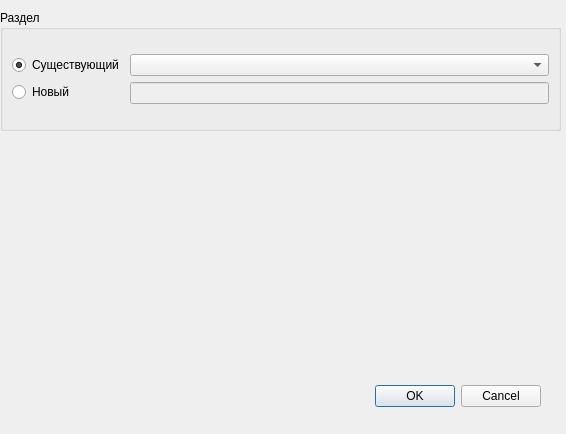
kostin1221/okved, file qokved/addokveddialog.ui: the form before one commit.
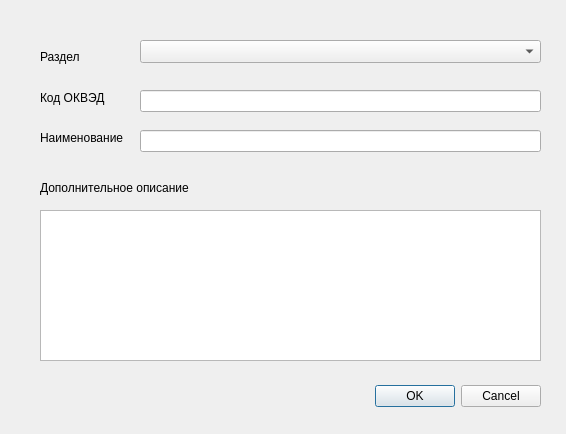
The form after the commit.

```diff
--- a/qokved/addokveddialog.ui
+++ b/qokved/addokveddialog.ui
@@ -29,74 +29,97 @@
     <set>QDialogButtonBox::Cancel|QDialogButtonBox::Ok</set>
    </property>
   </widget>
-  <widget class="QGroupBox" name="groupBox">
+  <widget class="QComboBox" name="comboRazdels">
    <property name="geometry">
     <rect>
-     <x>0</x>
-     <y>10</y>
-     <width>561</width>
-     <height>121</height>
+     <x>140</x>
+     <y>40</y>
+     <width>401</width>
+     <height>23</height>
     </rect>
    </property>
-   <property name="title">
+  </widget>
+  <widget class="QLabel" name="label">
+   <property name="geometry">
+    <rect>
+     <x>40</x>
+     <y>50</y>
+     <width>48</width>
+     <height>14</height>
+    </rect>
+   </property>
+   <property name="text">
     <string>Раздел</string>
    </property>
-   <layout class="QGridLayout" name="gridLayout">
-    <item row="0" column="0">
-     <layout class="QHBoxLayout" name="horizontalLayout">
-      <item>
-       <layout class="QVBoxLayout" name="verticalLayout_2">
-        <property name="sizeConstraint">
-         <enum>QLayout::SetFixedSize</enum>
-        </property>
-        <item>
-         <widget class="QRadioButton" name="oldRazdelButton">
-          <property name="sizePolicy">
-           <sizepolicy hsizetype="Fixed" vsizetype="Fixed">
-            <horstretch>0</horstretch>
-            <verstretch>0</verstretch>
-           </sizepolicy>
-          </property>
-          <property name="text">
-           <string>Существующий</string>
-          </property>
-          <property name="checked">
-           <bool>true</bool>
-          </property>
-         </widget>
-        </item>
-        <item>
-         <widget class="QRadioButton" name="newRazdelButton">
-          <property name="sizePolicy">
-           <sizepolicy hsizetype="Fixed" vsizetype="Fixed">
-            <horstretch>0</horstretch>
-            <verstretch>0</verstretch>
-           </sizepolicy>
-          </property>
-          <property name="text">
-           <string>Новый</string>
-          </property>
-         </widget>
-        </item>
-       </layout>
-      </item>
-      <item>
-       <layout class="QVBoxLayout" name="verticalLayout">
-        <item>
-         <widget class="QComboBox" name="comboRazdels"/>
-        </item>
-        <item>
-         <widget class="QLineEdit" name="newRazdelEdit">
-          <property name="enabled">
-           <bool>false</bool>
-          </property>
-         </widget>
-        </item>
-       </layout>
-      </item>
-     </layout>
-    </item>
-   </layout>
+  </widget>
+  <widget class="QLineEdit" name="lineEdit">
+   <property name="geometry">
+    <rect>
+     <x>140</x>
+     <y>90</y>
+     <width>401</width>
+     <height>22</height>
+    </rect>
+   </property>
+  </widget>
+  <widget class="QLineEdit" name="lineEdit_2">
+   <property name="geometry">
+    <rect>
+     <x>140</x>
+     <y>130</y>
+     <width>401</width>
+     <height>22</height>
+    </rect>
+   </property>
+  </widget>
+  <widget class="QLabel" name="label_2">
+   <property name="geometry">
+    <rect>
+     <x>40</x>
+     <y>90</y>
+     <width>71</width>
+     <height>16</height>
+    </rect>
+   </property>
+   <property name="text">
+    <string>Код ОКВЭД</string>
+   </property>
+  </widget>
+  <widget class="QLabel" name="label_3">
+   <property name="geometry">
+    <rect>
+     <x>40</x>
+     <y>130</y>
+     <width>91</width>
+     <height>16</height>
+    </rect>
+   </property>
+   <property name="text">
+    <string>Наименование</string>
+   </property>
+  </widget>
+  <widget class="QLabel" name="label_4">
+   <property name="geometry">
+    <rect>
+     <x>40</x>
+     <y>180</y>
+     <width>171</width>
+     <height>16</height>
+    </rect>
+   </property>
+   <property name="text">
+    <string>Дополнительное описание</string>
+   </property>
+  </widget>
+  <widget class="QPlainTextEdit" name="plainTextEdit">
+   <property name="geometry">
+    <rect>
+     <x>40</x>
+     <y>210</y>
+     <width>501</width>
+     <height>151</height>
+    </rect>
+   </property>
   </widget>
  </widget>
  <resources/>
```
Left out of the diff: 32 changed lines with no effect on the pictures.
